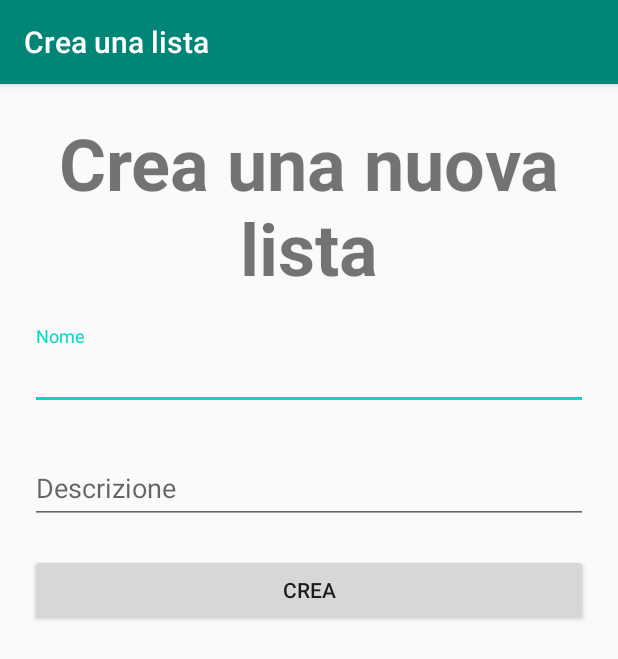
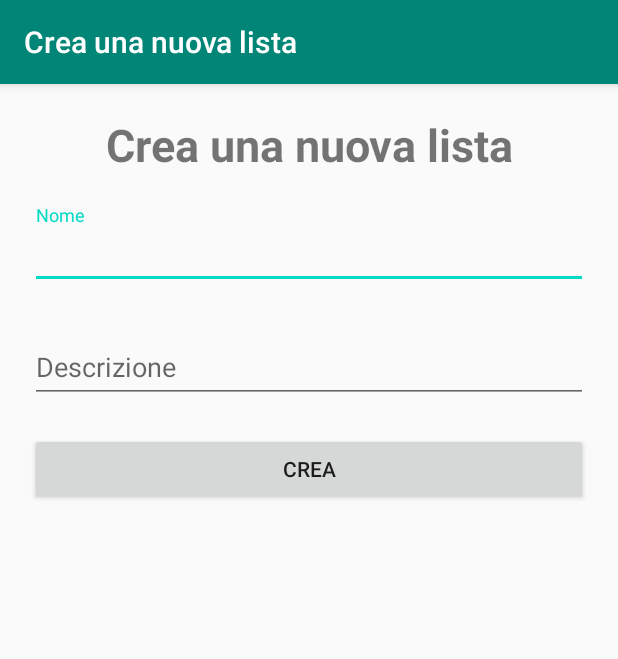
Before and after one commit to Tato98/Applicazione_Lista_Regali, an Android app: the screen it shows after launch (ListCreationActivity), after a tap on an icon or button, on a phone screen of 412 x 824 dp. Shown: the top 659 px of the screen. Run offline under Robolectric (Android 15) with nearby library versions, the phone set to English and light mode, and no system bars.

```diff
--- a/app/src/main/java/com/example/applicazione_lista_regali/ListCreationActivity.java
+++ b/app/src/main/java/com/example/applicazione_lista_regali/ListCreationActivity.java
@@ -6,9 +6,12 @@ import android.content.Intent;
 import android.os.Bundle;
 import android.view.View;
 import android.widget.Button;
+import android.widget.Toast;
 
 import com.google.android.material.textfield.TextInputEditText;
 import com.google.android.material.textfield.TextInputLayout;
+
+import java.util.Objects;
 
 public class ListCreationActivity extends AppCompatActivity {
 
@@ -34,7 +37,7 @@ public class ListCreationActivity extends AppCompatActivity {
             }
         });
 
-        getSupportActionBar().setTitle("Crea una lista");
+        getSupportActionBar().setTitle(R.string.textCreate);
 
     }
 }
--- a/app/src/main/java/ListaRegali/ListaRegali.java
+++ b/app/src/main/java/com/example/applicazione_lista_regali/ListaRegali/ListaRegali.java
@@ -1,6 +1,4 @@
-package ListaRegali;
-
-import java.util.ArrayList;
+package com.example.applicazione_lista_regali.ListaRegali;
 
 public class ListaRegali {
     private String nome;
--- a/app/src/main/java/com/example/applicazione_lista_regali/MainActivity.java
+++ b/app/src/main/java/com/example/applicazione_lista_regali/MainActivity.java
@@ -1,19 +1,34 @@
 package com.example.applicazione_lista_regali;
 
+import androidx.annotation.NonNull;
 import androidx.annotation.Nullable;
 import androidx.appcompat.app.AppCompatActivity;
+import androidx.fragment.app.Fragment;
+import androidx.recyclerview.widget.GridLayoutManager;
+import androidx.recyclerview.widget.LinearLayoutManager;
+import androidx.recyclerview.widget.RecyclerView;
 
 import android.content.Intent;
 import android.os.Bundle;
+import android.view.LayoutInflater;
 import android.view.View;
+import android.view.ViewGroup;
 import android.widget.Button;
 
-import ListaRegali.ListaRegali;
+import java.util.ArrayList;
+import java.util.Objects;
+
+import com.example.applicazione_lista_regali.ListaRegali.ListaRegali;
+import com.example.applicazione_lista_regali.Utilities.ListAdapter;
 
 public class MainActivity extends AppCompatActivity {
 
     public static final int CREATE_REQUEST = 101;
     private Button addList;
+    private RecyclerView recyclerView;
+    private ListAdapter listAdapter;
+    private ListaRegali lista_regali;
+    private ArrayList<ListaRegali> lista = new ArrayList<>();
 
     @Override
     protected void onCreate(Bundle savedInstanceState) {
@@ -34,10 +49,19 @@ public class MainActivity extends AppCompatActivity {
     protected void onActivityResult(int requestCode, int resultCode, Intent intent) {
         super.onActivityResult(requestCode, resultCode, intent);
         if(requestCode == CREATE_REQUEST && resultCode == RESULT_OK) {
-            String nome = intent.getExtras().getString("nome");
+
+            String nome = Objects.requireNonNull(intent.getExtras()).getString("nome");
             String descrizione = intent.getExtras().getString("descrizione");
 
-            ListaRegali lista = new ListaRegali(nome, descrizione);
+            lista_regali = new ListaRegali(nome, descrizione);
+            lista.add(lista_regali);
+
+            recyclerView = findViewById(R.id.list);
+            recyclerView.setLayoutManager(new LinearLayoutManager(getBaseContext()));
+            listAdapter = new ListAdapter(lista);
+            recyclerView.setAdapter(listAdapter);
+
+            listAdapter.notifyDataSetChanged();
         }
     }
 }
--- a/app/src/main/res/layout/activity_list_creation.xml
+++ b/app/src/main/res/layout/activity_list_creation.xml
@@ -12,8 +12,8 @@
     <TextView
         android:layout_width="match_parent"
         android:layout_height="wrap_content"
-        android:text="Crea una nuova lista"
-        android:textSize="@android:dimen/app_icon_size"
+        android:text="@string/textCreate"
+        android:textSize="30sp"
         android:textStyle="bold"
         android:textAlignment="center">
     </TextView>
@@ -21,7 +21,7 @@
     <com.google.android.material.textfield.TextInputLayout
         android:layout_width="match_parent"
         android:layout_height="wrap_content"
-        android:hint="Nome"
+        android:hint="@string/name"
         android:layout_marginTop="20dp">
         <com.google.android.material.textfield.TextInputEditText
             android:layout_width="match_parent"
@@ -32,7 +32,7 @@
     <com.google.android.material.textfield.TextInputLayout
         android:layout_width="match_parent"
         android:layout_height="wrap_content"
-        android:hint="Descrizione"
+        android:hint="@string/description"
         android:layout_marginTop="20dp">
         <com.google.android.material.textfield.TextInputEditText
             android:layout_width="match_parent"
@@ -45,7 +45,7 @@
         android:layout_height="wrap_content"
         android:layout_marginTop="20dp"
         android:layout_gravity="end"
-        android:text="Crea"
+        android:text="@string/create"
         android:id="@+id/btn_create">
     </Button>
 
--- a/app/src/main/res/values/strings.xml
+++ b/app/src/main/res/values/strings.xml
@@ -1,3 +1,8 @@
 <resources>
     <string name="app_name">Applicazione_Lista_Regali</string>
+    <string name="name">Nome</string>
+    <string name="description">Descrizione</string>
+    <string name="create">Crea</string>
+    <string name="textCreate">Crea una nuova lista</string>
+    <string name="inforequired">Inserisci tutte le informazioni richieste</string>
 </resources>
```
Also changed, not shown: app/src/main/java/com/example/applicazione_lista_regali/Utilities/ListAdapter.java (added, +50 -0 lines), app/src/main/res/layout/activity_main.xml (+13 -8 lines), app/src/main/res/layout/list_view.xml (added, +23 -0 lines).
